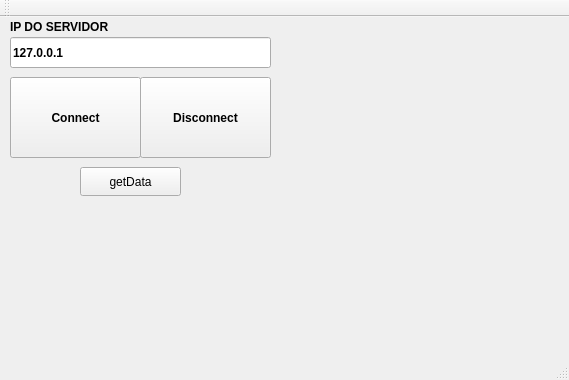
Before: the Qt Designer form QtTcpClientConsumer/mainwindow.ui in Minnael/QT-SUPERVISORY, drawn with Qt 5.
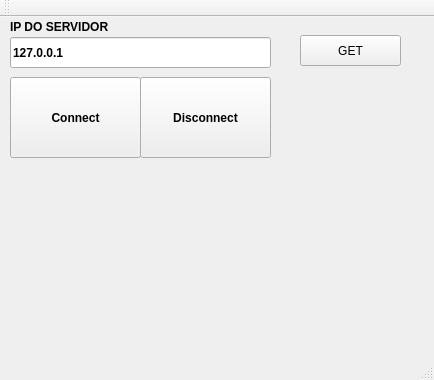
After: the same form once the commit is applied.

What changed in the file:
```diff
--- a/QtTcpClientConsumer/mainwindow.ui
+++ b/QtTcpClientConsumer/mainwindow.ui
@@ -6,7 +6,7 @@
    <rect>
     <x>0</x>
     <y>0</y>
-    <width>569</width>
+    <width>434</width>
     <height>380</height>
    </rect>
   </property>
@@ -17,14 +17,14 @@
    <widget class="QPushButton" name="pushButtonGet">
     <property name="geometry">
      <rect>
-      <x>80</x>
-      <y>150</y>
+      <x>300</x>
+      <y>18</y>
       <width>101</width>
-      <height>29</height>
+      <height>31</height>
      </rect>
     </property>
     <property name="text">
-     <string>getData</string>
+     <string>GET</string>
     </property>
    </widget>
    <widget class="QLineEdit" name="ipEdit">
```
Left out of the diff: 2 changed lines with no effect on the pictures.
